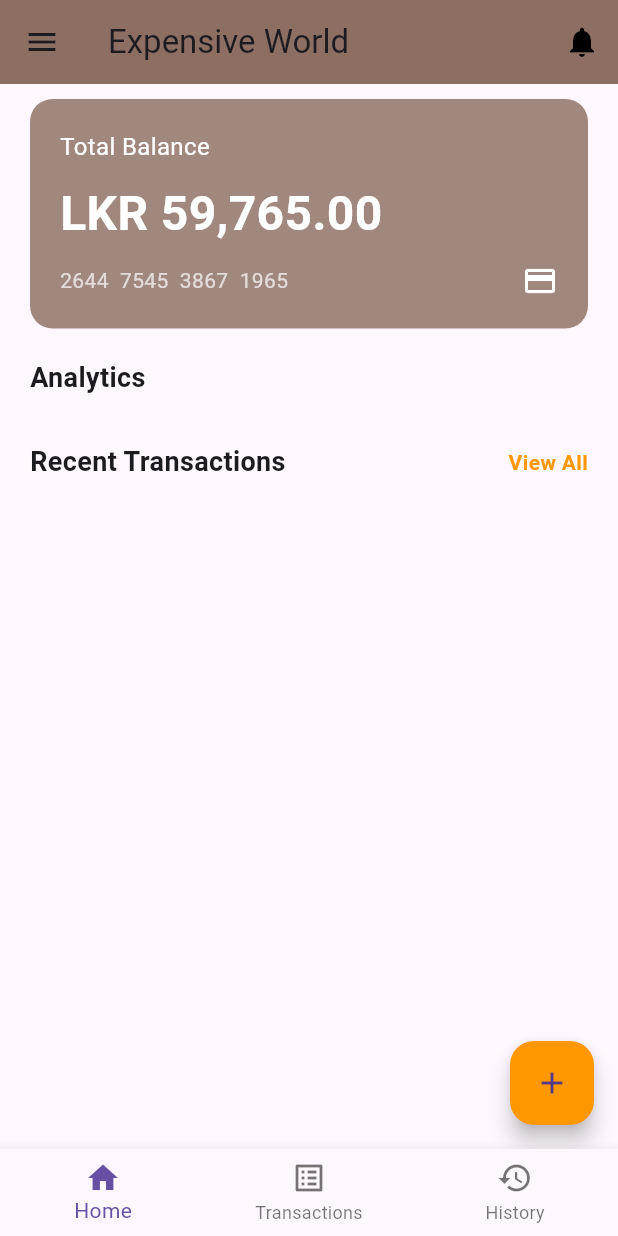
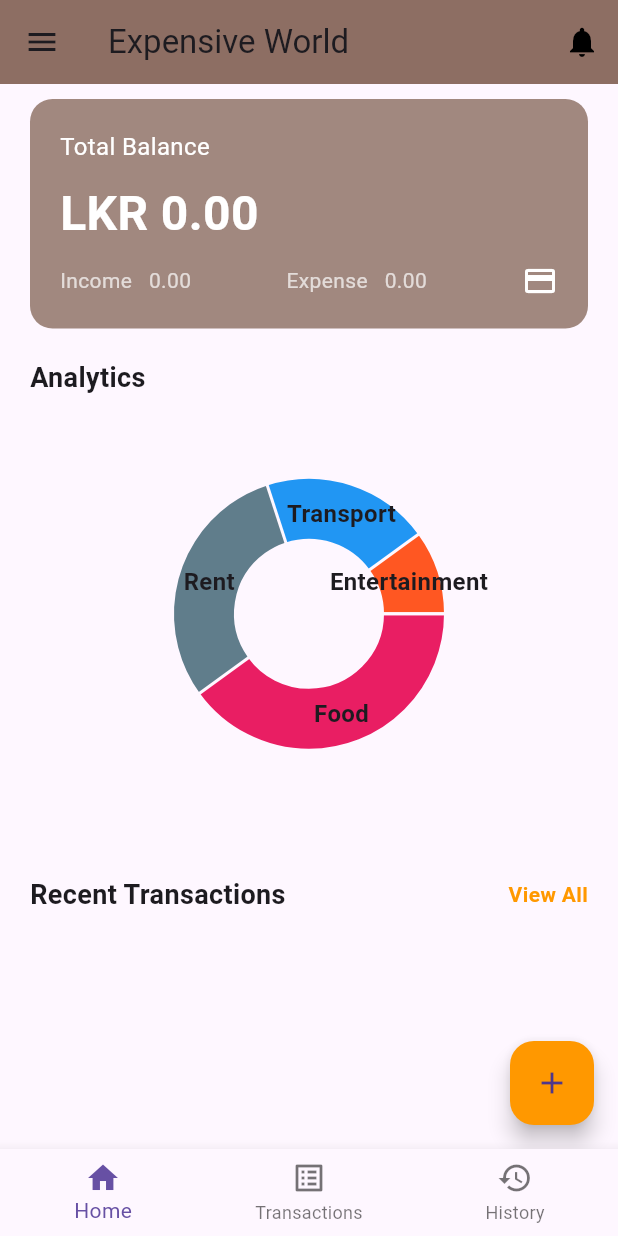
Before and after one commit to sliit-app-innovator/spend-wise, a Flutter app: the screen it shows after launch, in the side drawer, after a tap on the "add" icon, on a phone screen of 412 x 824 dp. Run offline on Flutter 3.47's test engine with Material 3 defaults, Android fonts, the phone set to English and light mode, and no system bars; drawn by our look-alikes of fl_chart; our stand-ins replace cloud_firestore, firebase_core, image_picker, shared_preferences, sqflite; accounts and stored records are empty.

Commit message:
integrated summery view to home page

```diff
--- a/lib/dto/mothly_transaction_summary_view.dart
+++ b/lib/dto/mothly_transaction_summary_view.dart
@@ -2,8 +2,8 @@ import 'package:spend_wise/dto/transaction.dart';
 
 class MonthlyTransactionSummary {
   final List<TransactionDto> trasactions;
-  final int totalIncome;
-  final int totalExpense;
+  final double totalIncome;
+  final double totalExpense;
   final Map<String, int> expensesMap;
 
   MonthlyTransactionSummary(
--- a/lib/model/transaction_repository.dart
+++ b/lib/model/transaction_repository.dart
@@ -123,14 +123,16 @@ class TransactionRepository {
 
   Future<MonthlyTransactionSummary> getMonthlyTransactionSummary() async {
     MonthlyTransactionSummary summary;
+    // Initialize an empty list to hold transactions
+    List<TransactionDto> transactions = [];
+    double _totalIncome = 0.0;
+    double _totalExpense = 0.0;
+
     Map<String, int> sampleMap = {
       'apple': 3,
       'banana': 5,
       'orange': 2,
     };
-
-    // Initialize an empty list to hold transactions
-    List<TransactionDto> transactions = [];
 
     // Get the stream of transactions
     Stream<List<TransactionDto>> transactionStream =
@@ -138,22 +140,27 @@ class TransactionRepository {
 
     // Use await for to process the stream asynchronously
     await for (List<TransactionDto> transactionBatch in transactionStream) {
-      transactions.addAll(transactionBatch); // Add all transactions to the list
+      //transactions.addAll(transactionBatch); // Add all transactions to the list
+      transactionBatch.forEach((txn) {
+        transactions.add(txn);
+        if (txn.type == 'Income') {
+          _totalIncome = _totalIncome + txn.amount;
+        } else {
+          _totalExpense = _totalExpense + txn.amount;
+        }
+      });
     }
-
     // Now all the transactions have been added to the list
     print("Final transactions count: ${transactions.length}");
 
     // Create the summary with the full transaction list
     summary = MonthlyTransactionSummary(
       trasactions: transactions, // Full transaction list
-      totalIncome: 1000,
-      totalExpense: 1000,
+      totalIncome: _totalIncome,
+      totalExpense: _totalExpense,
       expensesMap: sampleMap,
     );
-
     print("Summary transactions count: ${summary.trasactions.length}");
-
     return summary; // Return the fully constructed summary
   }
 }
--- a/lib/pages/add_transaction_page.dart
+++ b/lib/pages/add_transaction_page.dart
@@ -61,7 +61,7 @@ class _AddExpensesPage extends State<AddTransactionPage> {
       _formKey.currentState!.save();
 
       String formattedDate =
-          DateFormat('yyyy-MM-dd hh:mm:ss').format(DateTime.now());
+          DateFormat('yyyy-MM-dd hh:mm:ss.SSS').format(DateTime.now());
       TransactionDto txn = new TransactionDto(
           userId: 'damith',
           type: _selectedType,
--- a/lib/pages/home_page.dart
+++ b/lib/pages/home_page.dart
@@ -3,6 +3,7 @@ import 'package:spend_wise/dto/transaction.dart';
 import 'package:spend_wise/pages/add_transaction_page.dart';
 import 'package:spend_wise/model/transaction_repository.dart';
 import 'package:spend_wise/dto/mothly_transaction_summary_view.dart';
+import 'package:fl_chart/fl_chart.dart';
 
 class HomePage extends StatefulWidget {
   //const HomePage({super.key});
@@ -46,16 +47,17 @@ class _HomePageState extends State<HomePage> {
           } else if (snapshot.hasData) {
             final MonthlyTransactionSummary summary = snapshot.data!;
             List<Widget> recentTxns = [];
-            int totalExp = 0;
-            int totalInc = 0;
-            String balance = "0";
+            double totalExp = 0;
+            double totalInc = 0;
+            double balance = 0;
+            String currency = "LKR";
 
             summary.trasactions.forEach((tx) {
               recentTxns.add(transactionItem(
                   tx.source,
                   tx.txnTime,
-                  tx.amount.toString(),
-                  'LKR',
+                  tx.amount,
+                  currency,
                   tx.type == 'Income'
                       ? 'assets/images/income.png'
                       : 'assets/images/expense.png'));
@@ -63,7 +65,14 @@ class _HomePageState extends State<HomePage> {
 
             totalExp = summary.totalExpense;
             totalInc = summary.totalIncome;
-            balance = (totalInc - totalExp).toString();
+            balance = totalInc - totalExp;
+
+            final Map<String, double> dataMap = {
+              "Food": 40,
+              "Rent": 30,
+              "Transport": 20,
+              "Entertainment": 10,
+            };
 
             return Padding(
               padding:
@@ -78,26 +87,31 @@ class _HomePageState extends State<HomePage> {
                       color: Colors.brown[300],
                       borderRadius: BorderRadius.circular(15),
                     ),
-                    child: const Column(
+                    child: Column(
                       crossAxisAlignment: CrossAxisAlignment.start,
                       children: [
-                        Text(
+                        const Text(
                           'Total Balance',
                           style: TextStyle(color: Colors.white, fontSize: 16),
                         ),
-                        SizedBox(height: 10),
+                        const SizedBox(height: 10),
                         Text(
-                          'LKR 59,765.00',
-                          style: TextStyle(
+                          '$currency ${balance.toStringAsFixed(2)}',
+                          style: const TextStyle(
                               color: Colors.white,
                               fontSize: 32,
                               fontWeight: FontWeight.bold),
                         ),
-                        SizedBox(height: 10),
+                        const SizedBox(height: 10),
                         Row(
                           children: [
                             Text(
-                              '2644  7545  3867  1965',
+                              'Income   ${totalInc.toStringAsFixed(2)}',
+                              style: TextStyle(color: Colors.white70),
+                            ),
+                            Spacer(),
+                            Text(
+                              'Expense   ${totalInc.toStringAsFixed(2)}',
                               style: TextStyle(color: Colors.white70),
                             ),
                             Spacer(),
@@ -112,6 +126,23 @@ class _HomePageState extends State<HomePage> {
                   const Text(
                     'Analytics',
                     style: TextStyle(fontWeight: FontWeight.bold, fontSize: 18),
+                  ),
+                  PieChart(
+                    PieChartData(
+                      sections: dataMap.entries
+                          .map(
+                            (entry) => PieChartSectionData(
+                              title: entry.key,
+                              value: entry.value,
+                              color: _getRandomColor(entry.key),
+                              titleStyle: TextStyle(
+                                  fontSize: 16, fontWeight: FontWeight.bold),
+                            ),
+                          )
+                          .toList(),
+                      centerSpaceRadius: 50,
+                      sectionsSpace: 2,
+                    ),
                   ),
                   const SizedBox(height: 10),
 
@@ -160,7 +191,11 @@ class _HomePageState extends State<HomePage> {
     );
   }
 
-  Widget transactionItem(String source, String datetime, String amount,
+  Color _getRandomColor(String key) {
+    return Colors.primaries[key.hashCode % Colors.primaries.length];
+  }
+
+  Widget transactionItem(String source, String datetime, double amount,
       String currency, iconPath) {
     return Padding(
       padding: const EdgeInsets.symmetric(vertical: 10.0),
@@ -194,7 +229,7 @@ class _HomePageState extends State<HomePage> {
           ),
           const Spacer(),
           Text(
-            '$currency $amount',
+            amount.toStringAsFixed(2),
             style: const TextStyle(fontWeight: FontWeight.bold),
           ),
         ],
--- a/pubspec.yaml
+++ b/pubspec.yaml
@@ -46,6 +46,7 @@ dev_dependencies:
   firebase_storage: ^11.2.6
   image_picker: ^0.8.5+3
   shared_preferences: ^2.0.10
+  fl_chart: ^0.51.0
   flutter_test:
     sdk: flutter
 
```
